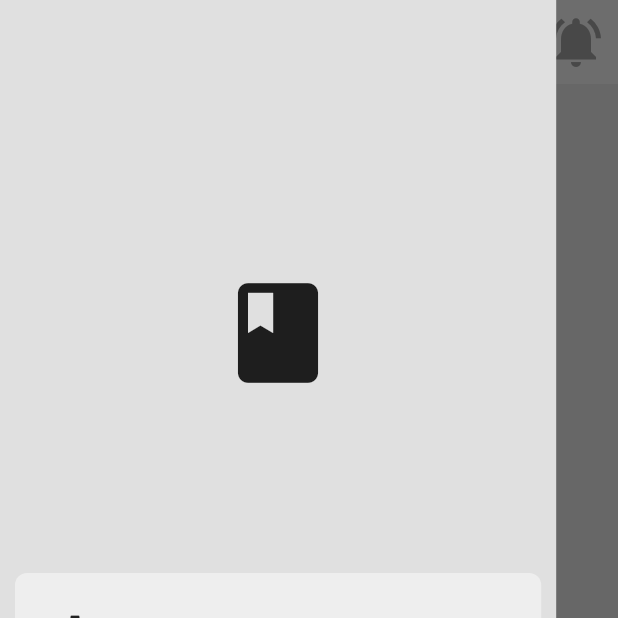
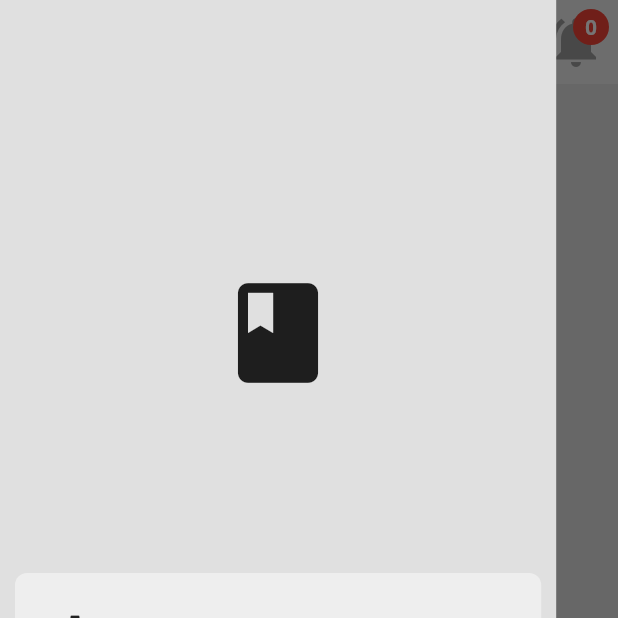
Before and after one commit to Nkurunzizagashati/FLUTTER_PROJECTS, a Flutter app: the screen it shows once a user with an empty profile is signed in, with the side drawer open, on a phone screen of 412 x 824 dp, the top half of it. Run offline on Flutter 3.47's test engine with Material 3 defaults, Android fonts, the phone set to English and light mode, and no system bars; our stand-ins replace cloud_firestore, firebase_auth, firebase_core; accounts and stored records are empty.

Commit message:
implement notification functionality

```diff
--- a/workflow_management_system/simple_socialmedia_app/lib/main.dart
+++ b/workflow_management_system/simple_socialmedia_app/lib/main.dart
@@ -19,7 +19,7 @@ void main() async {
   runApp(
     ChangeNotifierProvider(
       create: (context) => NotificationsProvider(),
-      child: MyApp(),
+      child: const MyApp(),
     ),
   );
 }
--- a/workflow_management_system/simple_socialmedia_app/lib/pages/home_page.dart
+++ b/workflow_management_system/simple_socialmedia_app/lib/pages/home_page.dart
@@ -10,6 +10,7 @@ import 'package:simple_socialmedia_app/providers/notification_provider.dart';
 import 'package:simple_socialmedia_app/services/auth_servces.dart';
 import 'package:simple_socialmedia_app/services/notification.dart';
 import 'package:simple_socialmedia_app/services/task_services.dart';
+import 'package:simple_socialmedia_app/widgets/notification_icon.dart';
 
 class HomePage extends StatefulWidget {
   const HomePage({super.key});
@@ -383,55 +384,7 @@ class _HomePageState extends State<HomePage> {
                       );
                     },
                   ),
-                  actions: [
-                    Stack(
-                      children: [
-                        IconButton(
-                          icon: const Icon(
-                            Icons.notifications_active,
-                            size: 40,
-                          ),
-                          onPressed: () {},
-                        ),
-                        Positioned(
-                          right: 6,
-                          top: 6,
-                          child: Consumer<NotificationsProvider>(
-                            builder: (context, notificationsProvider, child) {
-                              final notifications =
-                                  notificationsProvider.notifications;
-
-                              if (notifications.isEmpty) {
-                                return const SizedBox.shrink();
-                              }
-
-                              return Container(
-                                padding: const EdgeInsets.symmetric(
-                                    horizontal: 2.0, vertical: 2.0),
-                                decoration: BoxDecoration(
-                                  color: Colors.red,
-                                  borderRadius: BorderRadius.circular(12),
-                                ),
-                                constraints: const BoxConstraints(
-                                  minWidth: 24,
-                                  minHeight: 24,
-                                ),
-                                child: const Center(
-                                  child: Text(
-                                    '2',
-                                    style: TextStyle(
-                                      color: Colors.white,
-                                      fontWeight: FontWeight.bold,
-                                    ),
-                                  ),
-                                ),
-                              );
-                            },
-                          ),
-                        ),
-                      ],
-                    )
-                  ]),
+                  actions: [NotificationIcon()]),
               drawer: const DrawerPage(),
               drawerEdgeDragWidth: 60,
               body: FutureBuilder<String?>(
--- a/workflow_management_system/simple_socialmedia_app/lib/providers/notification_provider.dart
+++ b/workflow_management_system/simple_socialmedia_app/lib/providers/notification_provider.dart
@@ -3,14 +3,13 @@ import 'package:flutter/material.dart';
 
 class NotificationsProvider with ChangeNotifier {
   final FirebaseFirestore _fireStore = FirebaseFirestore.instance;
-
   List<DocumentSnapshot> _notifications = [];
-
   List<DocumentSnapshot> get notifications => _notifications;
 
-  FireSoreService() {
+  NotificationsProvider() {
     _fireStore.collection("notifications").snapshots().listen((snapshot) {
       _notifications = snapshot.docs;
+
       notifyListeners();
     });
   }
--- /dev/null
+++ b/workflow_management_system/simple_socialmedia_app/lib/widgets/notification_icon.dart
@@ -0,0 +1,63 @@
+import 'package:cloud_firestore/cloud_firestore.dart';
+import 'package:flutter/material.dart';
+
+class NotificationIcon extends StatelessWidget {
+  const NotificationIcon({super.key});
+
+  @override
+  Widget build(BuildContext context) {
+    return StreamBuilder<QuerySnapshot>(
+      stream:
+          FirebaseFirestore.instance.collection("notifications").snapshots(),
+      builder: (context, snapshot) {
+        // Default notification count to 0
+        int notificationCount = 0;
+
+        if (snapshot.hasData) {
+          // Safely access the documents from the snapshot
+          final List<DocumentSnapshot> notifications = snapshot.data!.docs;
+          notificationCount = notifications.length;
+        }
+
+        return Stack(
+          children: [
+            IconButton(
+              icon: const Icon(
+                Icons.notifications_active,
+                size: 40,
+              ),
+              onPressed: () {
+                // Define what happens when the button is pressed
+              },
+            ),
+            Positioned(
+              right: 6,
+              top: 6,
+              child: Container(
+                padding:
+                    const EdgeInsets.symmetric(horizontal: 2.0, vertical: 2.0),
+                decoration: BoxDecoration(
+                  color: Colors.red,
+                  borderRadius: BorderRadius.circular(12),
+                ),
+                constraints: const BoxConstraints(
+                  minWidth: 24,
+                  minHeight: 24,
+                ),
+                child: Center(
+                  child: Text(
+                    '$notificationCount', // Display the number of notifications
+                    style: const TextStyle(
+                      color: Colors.white,
+                      fontWeight: FontWeight.bold,
+                    ),
+                  ),
+                ),
+              ),
+            ),
+          ],
+        );
+      },
+    );
+  }
+}
```
